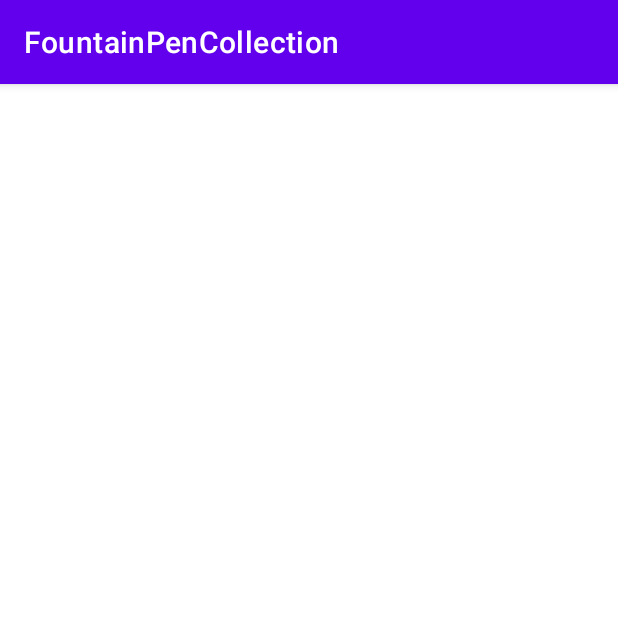
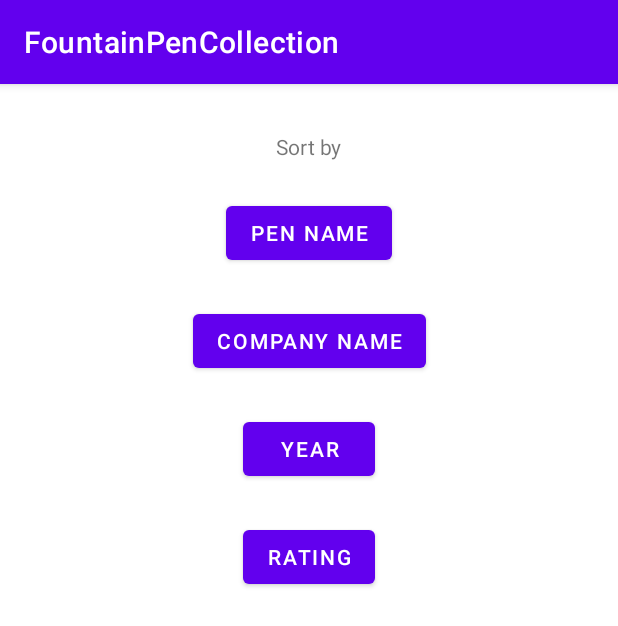
Before and after one commit to Alrick96/FountainPenCollection, an Android app: the SortingPensMenu screen opened directly, with no data from a screen before it, on a phone screen of 412 x 824 dp. Shown: the top 626 px of the screen. Run offline under Robolectric (Android 15) with nearby library versions, the phone set to English and light mode, and no system bars.

Commit message:
update206

```diff
--- a/app/src/main/AndroidManifest.xml
+++ b/app/src/main/AndroidManifest.xml
@@ -11,6 +11,9 @@
         android:supportsRtl="true"
         android:theme="@style/Theme.FountainPenCollection"
         tools:targetApi="31">
+        <activity
+            android:name=".PenViewData"
+            android:exported="false" />
         <activity
             android:name=".SortingPensMenu"
             android:exported="false" />
--- a/app/src/main/res/layout/activity_main_pen_gallery.xml
+++ b/app/src/main/res/layout/activity_main_pen_gallery.xml
@@ -20,7 +20,11 @@
         android:id="@+id/PenRecyclerView"
         android:layout_width="wrap_content"
         android:layout_height="wrap_content"
-        android:layout_marginTop="16dp"
+        android:layout_marginStart="16dp"
+        android:layout_marginTop="64dp"
+        android:layout_marginEnd="16dp"
+        android:layout_marginBottom="48dp"
+        app:layout_constraintBottom_toBottomOf="parent"
         app:layout_constraintEnd_toEndOf="parent"
         app:layout_constraintStart_toStartOf="parent"
         app:layout_constraintTop_toBottomOf="@+id/appTitleText" />
--- a/app/src/main/res/layout/activity_sorting_pens_menu.xml
+++ b/app/src/main/res/layout/activity_sorting_pens_menu.xml
@@ -6,4 +6,53 @@
     android:layout_height="match_parent"
     tools:context=".SortingPensMenu">
 
+    <Button
+        android:id="@+id/PenNameSortButton"
+        android:layout_width="wrap_content"
+        android:layout_height="wrap_content"
+        android:layout_marginTop="24dp"
+        android:text="@string/PenSortButtion"
+        app:layout_constraintEnd_toEndOf="parent"
+        app:layout_constraintStart_toStartOf="parent"
+        app:layout_constraintTop_toBottomOf="@+id/textView" />
+
+    <Button
+        android:id="@+id/CompanyNameSortButton"
+        android:layout_width="wrap_content"
+        android:layout_height="wrap_content"
+        android:layout_marginTop="24dp"
+        android:text="@string/CompanySortButtion"
+        app:layout_constraintEnd_toEndOf="parent"
+        app:layout_constraintStart_toStartOf="parent"
+        app:layout_constraintTop_toBottomOf="@+id/PenNameSortButton" />
+
+    <Button
+        android:id="@+id/YearSortButton"
+        android:layout_width="wrap_content"
+        android:layout_height="wrap_content"
+        android:layout_marginTop="24dp"
+        android:text="@string/YearSortButtion"
+        app:layout_constraintEnd_toEndOf="parent"
+        app:layout_constraintStart_toStartOf="parent"
+        app:layout_constraintTop_toBottomOf="@+id/CompanyNameSortButton" />
+
+    <Button
+        android:id="@+id/RattingSortButton"
+        android:layout_width="wrap_content"
+        android:layout_height="wrap_content"
+        android:layout_marginTop="24dp"
+        android:text="@string/RatingSortButtion"
+        app:layout_constraintEnd_toEndOf="parent"
+        app:layout_constraintStart_toStartOf="parent"
+        app:layout_constraintTop_toBottomOf="@+id/YearSortButton" />
+
+    <TextView
+        android:id="@+id/textView"
+        android:layout_width="wrap_content"
+        android:layout_height="wrap_content"
+        android:layout_marginTop="32dp"
+        android:text="@string/SortbyTextView"
+        app:layout_constraintEnd_toEndOf="parent"
+        app:layout_constraintStart_toStartOf="parent"
+        app:layout_constraintTop_toTopOf="parent" />
 </androidx.constraintlayout.widget.ConstraintLayout>
--- a/app/src/main/res/values/strings.xml
+++ b/app/src/main/res/values/strings.xml
@@ -10,4 +10,11 @@
     <string name="FavorteLOPTextView">Favorite pens</string>
     <string name="SortingTextView">Sorting</string>
     <string name="ClearSort">Sort Clear</string>
+    <string name="ViewPenButton">View Pen</string>
+
+    <string name="PenSortButtion">Pen Name</string>
+    <string name="CompanySortButtion">Company Name</string>
+    <string name="YearSortButtion">Year</string>
+    <string name="RatingSortButtion">Rating</string>
+    <string name="SortbyTextView">Sort by</string>
 </resources>
```
Also changed, not shown: app/src/main/java/com/example/fountainpencollection/MainPenGallery.kt (+294 -24 lines), app/src/main/java/com/example/fountainpencollection/PenAdapter.kt (+12 -1 lines), app/src/main/java/com/example/fountainpencollection/PenViewData.kt (added, +11 -0 lines), app/src/main/java/com/example/fountainpencollection/SortingPensMenu.kt (+57 -0 lines), app/src/main/res/layout/activity_pen_view_data.xml (added, +9 -0 lines), app/src/main/res/layout/pen_recyclerview.xml (+10 -0 lines).
